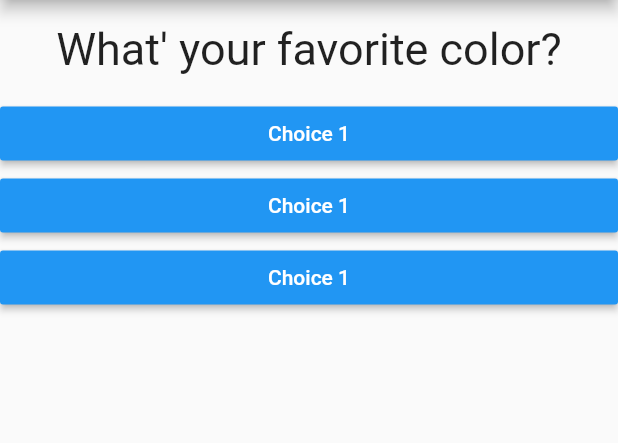
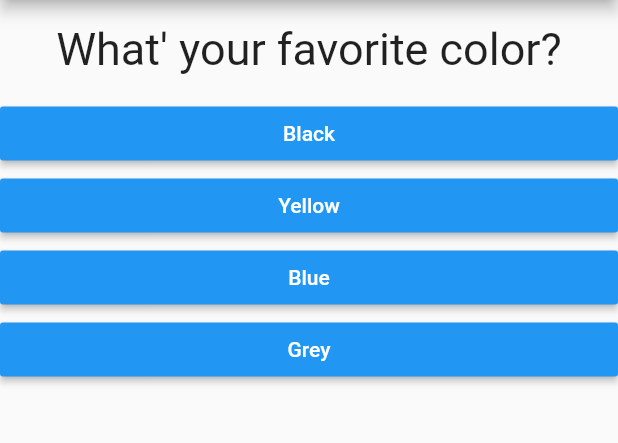
Before and after one commit to EroMCakes/Flutter-Quizz-App, a Flutter app: the screen it shows after launch, on a phone screen of 412 x 824 dp, the part 84-527 px from its top. Run offline on Flutter 3.47's test engine with Material 2 defaults, Android fonts, the phone set to English and light mode, and no system bars.

Commit message:
added quizz and result files

```diff
--- a/quizz_app/lib/answer.dart
+++ b/quizz_app/lib/answer.dart
@@ -2,15 +2,16 @@ import 'package:flutter/material.dart';
 
 class Answer extends StatelessWidget {
   final Function calledFunction;
+  final String answerText;
 
-  Answer(this.calledFunction);
+  Answer(this.calledFunction, this.answerText);
 
   @override
   Widget build(BuildContext context) {
     return Container(
       width: double.infinity,
       child: RaisedButton(
-        child: Text('Choice 1'),
+        child: Text(answerText),
         onPressed: calledFunction,
         color: Colors.blue,
         textColor: Colors.white,
--- a/quizz_app/lib/main.dart
+++ b/quizz_app/lib/main.dart
@@ -1,7 +1,6 @@
 import 'package:flutter/material.dart';
 
-import './question.dart';
-import 'answer.dart';
+import './quizz.dart';
 
 //void main() {
 //  runApp(MyApp());
@@ -17,19 +16,10 @@ class MyApp extends StatefulWidget {
 }
 
 class _MyAppState extends State<MyApp> {
-  var _questionIndex = 0;
-
-  void _answerQuestion() {
-    setState(() {
-      _questionIndex++;
-    });
-
-    print(_questionIndex);
-  }
 
   @override
   Widget build(BuildContext context) {
-    var questions = [
+    final _questions = const [
       {
         'question Text': 'What\' your favorite color?',
         'Answers': ['Black', 'Yellow', 'Blue', 'Grey']
@@ -43,22 +33,28 @@ class _MyAppState extends State<MyApp> {
         'Answers': ['BEBOU', 'BEBOU', 'BEBOU', 'BEBOU']
       }
     ];
+
+    var _questionIndex = 0;
+
+    void _answerQuestion() {
+      setState(() {
+        _questionIndex++;
+      });
+
+      print(_questionIndex);
+    }
+
     return MaterialApp(
       debugShowCheckedModeBanner: false,
       home: Scaffold(
         appBar: AppBar(
           title: Center(child: Text('Quizz App')),
         ),
-        body: Column(
-          children: [
-            Question(
-              questions[_questionIndex]['question Text'],
-            ),
-            Answer(_answerQuestion),
-            Answer(_answerQuestion),
-            Answer(_answerQuestion),
-          ],
-        ),
+        body: _questionIndex < _questions.length
+            ? Quiz(answerQuestion: _answerQuestion, questionIndex: _questionIndex, questions: _questions,)
+            : Center(
+                child: Text("you did it!"),
+              ),
       ),
     );
   }
--- /dev/null
+++ b/quizz_app/lib/quizz.dart
@@ -0,0 +1,26 @@
+import 'package:flutter/material.dart';
+
+import 'package:quizz_app/question.dart';
+import 'answer.dart';
+
+class Quiz extends StatelessWidget {
+  final List<Map<String, Object>> questions;
+  final int questionIndex;
+  final Function answerQuestion;
+
+  Quiz({@required this.questions, @required this.answerQuestion, @required this.questionIndex});
+
+  @override
+  Widget build(BuildContext context) {
+    return Column(
+      children: [
+        Question(
+          questions[questionIndex]['question Text'],
+        ),
+        ...(questions[questionIndex]['Answers'] as List<String>).map((answer) {
+          return Answer(answerQuestion, answer);
+        }).toList(),
+      ],
+    );
+  }
+}
```
Also changed, not shown: quizz_app/lib/result.dart (added).
